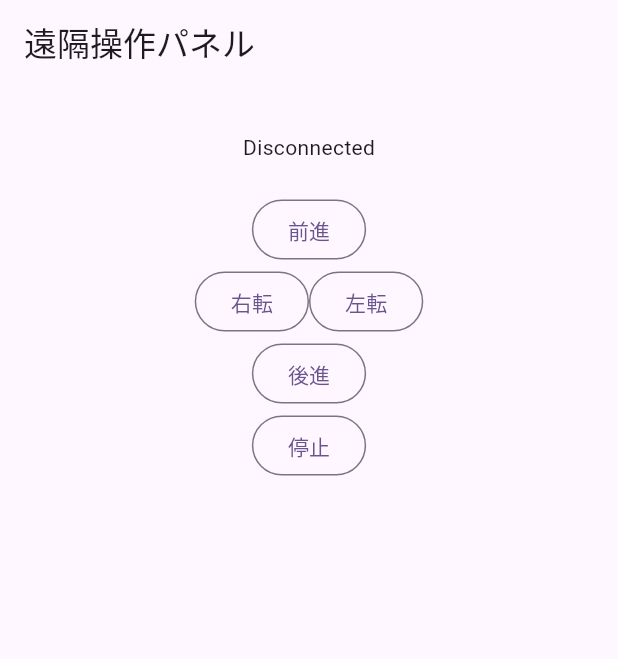
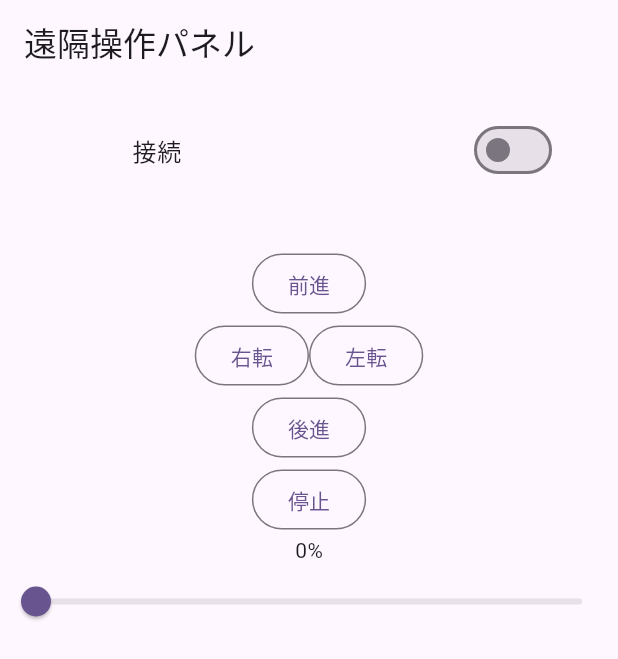
Before and after one commit to yuba-k/Fes2026, a Flutter app: the screen it shows after launch, on a phone screen of 412 x 824 dp. Shown: the top 659 px of the screen. Run offline on Flutter 3.47's test engine with Material 3 defaults, Android fonts, the light colour scheme and no system bars.

Commit message:
接続スイッチと速度調整スライダーを追加

```diff
--- a/app/quadruped_controller/lib/main.dart
+++ b/app/quadruped_controller/lib/main.dart
@@ -39,8 +39,12 @@ class MyHomePage extends StatefulWidget {
 }
 
 class _MyHomePageState extends State<MyHomePage> {
-  String status = "Disconnected";
+  bool status = false;
   String moved = "";
+  double speed = 0;
+  void connect(bool value) => setState(() {
+    status = value;
+  });
   void front() => setState(() {
     moved = "前進";
   });
@@ -56,7 +60,9 @@ class _MyHomePageState extends State<MyHomePage> {
   void stop() => setState(() {
     moved = "停止";
   });
-
+  void changeSpeed(double value) => setState(() {
+    speed = value;
+  });
   @override
   Widget build(BuildContext context) {
     return Scaffold(
@@ -66,9 +72,17 @@ class _MyHomePageState extends State<MyHomePage> {
       body: Center(
         child: Column(
           children: [
-            Padding(padding: EdgeInsets.all(16)),
-            Text(
-              status
+            Padding(
+              padding: EdgeInsets.all(16),
+              child: SwitchListTile(
+                title: const Text("接続"),
+                value: status,
+                secondary: const SizedBox(
+                  width: 40,
+                  height: 80,
+                ),
+                onChanged: connect,
+              ),
             ),
             Text(moved),
             OutlinedButton(
@@ -97,6 +111,17 @@ class _MyHomePageState extends State<MyHomePage> {
             OutlinedButton(
               onPressed: stop,
               child: Text("停止")
+            ),
+            Column(
+              children: [
+                Text("${speed.toInt()}%"),
+                Slider(
+                  value: speed,
+                  onChanged: changeSpeed,
+                  min: 0,
+                  max: 100,
+                )
+              ]
             )
           ],
         ),
```
